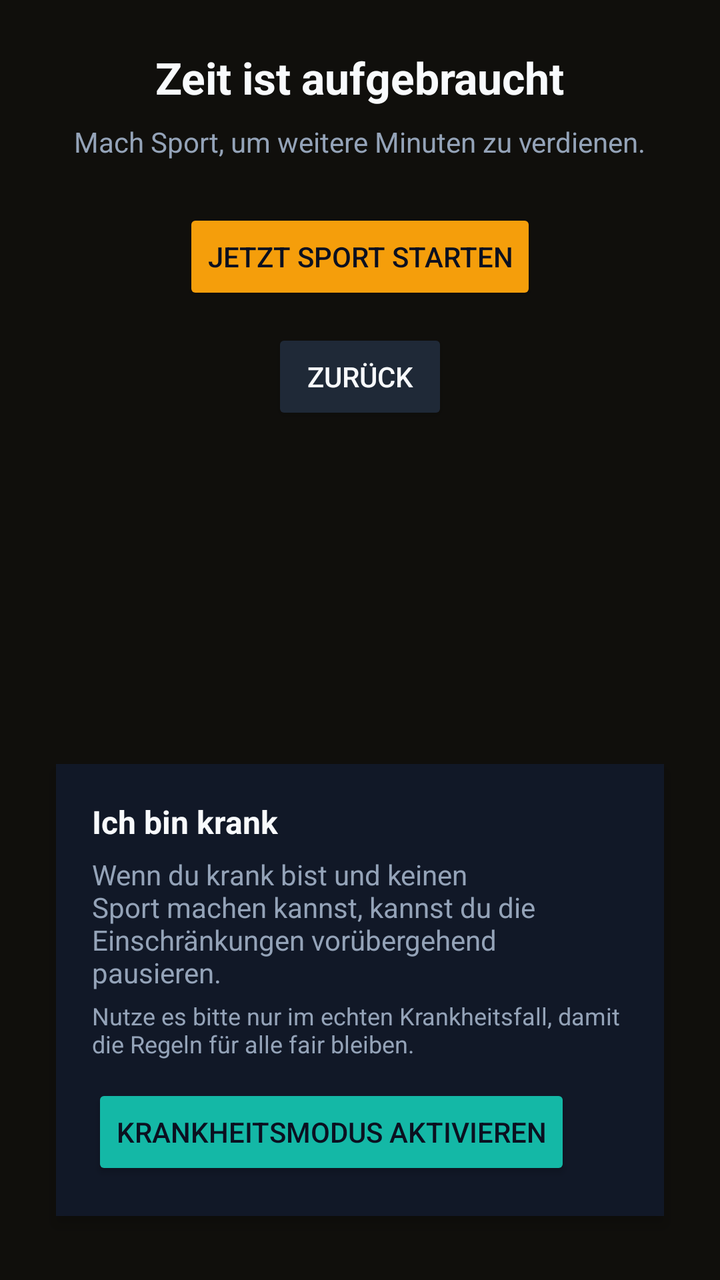
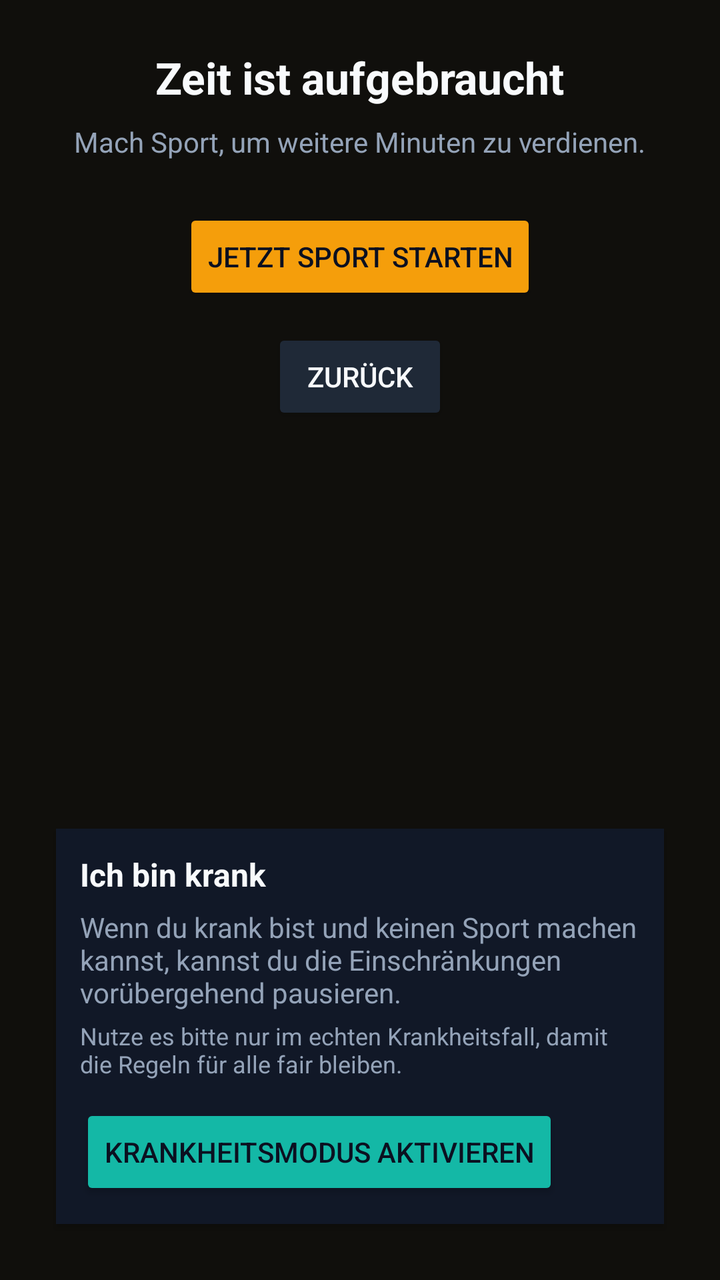

The first picture is an Android layout as it rendered before a commit; the second is the same layout after the commit. The layout source and the unified diff follow.
<!-- AndroidManifest.xml: activity theme Theme.App.Blocker -->
<!-- res/layout/activity_insta_blocker.xml -->
<?xml version="1.0" encoding="utf-8"?>
<LinearLayout xmlns:android="http://schemas.android.com/apk/res/android"
  android:layout_width="match_parent"
  android:layout_height="match_parent"
  android:background="#100f0c"
  android:gravity="center"
  android:orientation="vertical"
  android:padding="24dp">

  <TextView
    android:id="@+id/blocker_title"
    android:layout_width="wrap_content"
    android:layout_height="wrap_content"
    android:text="@string/blocker_title"
    android:textColor="#f8fafc"
    android:textSize="22sp"
    android:textStyle="bold" />

  <TextView
    android:id="@+id/blocker_subtitle"
    android:layout_width="wrap_content"
    android:layout_height="wrap_content"
    android:layout_marginTop="8dp"
    android:text="@string/blocker_subtitle"
    android:textColor="#94a3b8"
    android:textSize="14sp" />

  <Button
    android:id="@+id/blocker_open_app"
    android:layout_width="wrap_content"
    android:layout_height="wrap_content"
    android:layout_marginTop="24dp"
    android:text="@string/blocker_open_app"
    android:backgroundTint="#f59e0b"
    android:textColor="#0b1020" />

  <Button
    android:id="@+id/blocker_button"
    android:layout_width="wrap_content"
    android:layout_height="wrap_content"
    android:layout_marginTop="12dp"
    android:text="@string/blocker_back"
    android:backgroundTint="#1f2937"
    android:textColor="#f8fafc" />

  <View
    android:layout_width="match_parent"
    android:layout_height="0dp"
    android:layout_weight="1" />

  <LinearLayout
    android:id="@+id/blocker_credit_section"
    android:layout_width="match_parent"
    android:layout_height="wrap_content"
    android:layout_marginTop="16dp"
    android:layout_marginBottom="8dp"
    android:layout_marginHorizontal="4dp"
    android:gravity="center"
    android:orientation="vertical"
    android:visibility="gone"
    android:padding="18dp"
    android:background="#1e293b"
    android:elevation="4dp">

    <TextView
      android:layout_width="wrap_content"
      android:layout_height="wrap_content"
      android:text="@string/preface_credit_title"
      android:textColor="#f8fafc"
      android:textSize="16sp"
      android:textStyle="bold" />

    <TextView
      android:layout_width="wrap_content"
      android:layout_height="wrap_content"
      android:layout_marginTop="6dp"
      android:text="@string/preface_credit_label"
      android:textColor="#94a3b8"
      android:textSize="14sp" />

    <NumberPicker
      android:id="@+id/blocker_credit_picker"
      android:layout_width="wrap_content"
      android:layout_height="wrap_content"
      android:layout_marginTop="4dp" />

    <Button
      android:id="@+id/blocker_credit_button"
      android:layout_width="wrap_content"
      android:layout_height="wrap_content"
      android:layout_marginTop="12dp"
      android:text="@string/preface_credit_button"
      android:backgroundTint="#f59e0b"
      android:textColor="#0b1020" />

    <TextView
      android:id="@+id/blocker_credit_penalty"
      android:layout_width="wrap_content"
      android:layout_height="wrap_content"
      android:layout_marginTop="6dp"
      android:text="@string/preface_credit_penalty"
      android:textColor="#f8fafc"
      android:textSize="12sp" />

    <TextView
      android:id="@+id/blocker_credit_lock_notice"
      android:layout_width="wrap_content"
      android:layout_height="wrap_content"
    android:layout_marginTop="6dp"
    android:text="@string/preface_credit_locked"
    android:textColor="#94a3b8"
    android:textSize="12sp"
    android:visibility="gone" />
  </LinearLayout>

  <LinearLayout
    android:id="@+id/blocker_sick_section"
    android:layout_width="match_parent"
    android:layout_height="wrap_content"
    android:layout_marginTop="16dp"
    android:layout_marginBottom="8dp"
    android:layout_marginHorizontal="4dp"
    android:orientation="vertical"
    android:padding="18dp"
    android:background="#111827"
    android:elevation="4dp">

    <TextView
      android:layout_width="wrap_content"
      android:layout_height="wrap_content"
      android:text="@string/blocker_sick_title"
      android:textColor="#f8fafc"
      android:textSize="16sp"
      android:textStyle="bold" />

    <TextView
      android:layout_width="wrap_content"
      android:layout_height="wrap_content"
      android:layout_marginTop="6dp"
      android:text="@string/blocker_sick_label"
      android:textColor="#94a3b8"
      android:textSize="14sp" />

    <TextView
      android:id="@+id/blocker_sick_hint"
      android:layout_width="wrap_content"
      android:layout_height="wrap_content"
      android:layout_marginTop="4dp"
      android:text="@string/blocker_sick_hint"
      android:textColor="#94a3b8"
      android:textSize="12sp" />

    <Button
      android:id="@+id/blocker_sick_button"
      android:layout_width="wrap_content"
      android:layout_height="wrap_content"
      android:layout_marginTop="12dp"
      android:text="@string/blocker_sick_button"
      android:backgroundTint="#14b8a6"
      android:textColor="#0b1020" />

    <TextView
      android:id="@+id/blocker_sick_status"
      android:layout_width="wrap_content"
      android:layout_height="wrap_content"
      android:layout_marginTop="6dp"
      android:text="@string/blocker_sick_status"
      android:textColor="#34d399"
      android:textSize="12sp"
      android:visibility="gone" />
  </LinearLayout>
</LinearLayout>
<!-- resources referenced by this layout -->
<resources>
  <string name="blocker_back">Zur\u00fcck</string>
  <string name="blocker_open_app">Jetzt Sport starten</string>
  <string name="blocker_sick_button">Krankheitsmodus aktivieren</string>
  <string name="blocker_sick_hint">Nutze es bitte nur im echten Krankheitsfall, damit die Regeln für alle fair bleiben.</string>
  <string name="blocker_sick_label">Wenn du krank bist und keinen Sport machen kannst, kannst du die Einschränkungen vorübergehend pausieren.</string>
  <string name="blocker_sick_status">Krankheitsmodus aktiv bis %1$s</string>
  <string name="blocker_sick_title">Ich bin krank</string>
  <string name="blocker_subtitle">Mach Sport, um weitere Minuten zu verdienen.</string>
  <string name="blocker_title">Zeit ist aufgebraucht</string>
  <string name="preface_credit_button">Kredit nehmen</string>
  <string name="preface_credit_label">Leih dir 1-15 Minuten</string>
  <string name="preface_credit_locked">Kredit gesperrt bis %1$s</string>
  <string name="preface_credit_penalty">Userfaktoren sind um %1$d%% strenger</string>
  <string name="preface_credit_title">Kredit</string>
  <style name="Theme.App.Blocker" parent="Theme.AppCompat.Light.NoActionBar">
      <item name="android:windowBackground">#0f1114</item>
    </style>
</resources>

<!-- the commit's change to res/layout/activity_insta_blocker.xml (unified diff, before → after) -->
@@ -52,15 +52,14 @@
     android:id="@+id/blocker_credit_section"
     android:layout_width="match_parent"
     android:layout_height="wrap_content"
-    android:layout_marginTop="16dp"
-    android:layout_marginBottom="8dp"
+    android:layout_marginTop="10dp"
+    android:layout_marginBottom="4dp"
     android:layout_marginHorizontal="4dp"
-    android:gravity="center"
     android:orientation="vertical"
     android:visibility="gone"
-    android:padding="18dp"
+    android:padding="12dp"
     android:background="#1e293b"
-    android:elevation="4dp">
+    android:elevation="2dp">
 
     <TextView
       android:layout_width="wrap_content"
@@ -73,22 +72,16 @@
     <TextView
       android:layout_width="wrap_content"
       android:layout_height="wrap_content"
-      android:layout_marginTop="6dp"
+      android:layout_marginTop="4dp"
       android:text="@string/preface_credit_label"
       android:textColor="#94a3b8"
-      android:textSize="14sp" />
-
-    <NumberPicker
-      android:id="@+id/blocker_credit_picker"
-      android:layout_width="wrap_content"
-      android:layout_height="wrap_content"
-      android:layout_marginTop="4dp" />
+      android:textSize="12sp" />
 
     <Button
       android:id="@+id/blocker_credit_button"
-      android:layout_width="wrap_content"
+      android:layout_width="130dp"
       android:layout_height="wrap_content"
-      android:layout_marginTop="12dp"
+      android:layout_marginTop="8dp"
       android:text="@string/preface_credit_button"
       android:backgroundTint="#f59e0b"
       android:textColor="#0b1020" />
@@ -97,10 +90,10 @@
       android:id="@+id/blocker_credit_penalty"
       android:layout_width="wrap_content"
       android:layout_height="wrap_content"
-      android:layout_marginTop="6dp"
+      android:layout_marginTop="4dp"
       android:text="@string/preface_credit_penalty"
       android:textColor="#f8fafc"
-      android:textSize="12sp" />
+      android:textSize="11sp" />
 
     <TextView
       android:id="@+id/blocker_credit_lock_notice"
@@ -117,13 +110,13 @@
     android:id="@+id/blocker_sick_section"
     android:layout_width="match_parent"
     android:layout_height="wrap_content"
-    android:layout_marginTop="16dp"
-    android:layout_marginBottom="8dp"
+    android:layout_marginTop="8dp"
+    android:layout_marginBottom="4dp"
     android:layout_marginHorizontal="4dp"
     android:orientation="vertical"
-    android:padding="18dp"
+    android:padding="12dp"
     android:background="#111827"
-    android:elevation="4dp">
+    android:elevation="2dp">
 
     <TextView
       android:layout_width="wrap_content"
<!-- resource entries referenced after the edit -->
@@ -9,8 +9,8 @@
   <string name="blocker_sick_title">Ich bin krank</string>
   <string name="blocker_subtitle">Mach Sport, um weitere Minuten zu verdienen.</string>
   <string name="blocker_title">Zeit ist aufgebraucht</string>
-  <string name="preface_credit_button">Kredit nehmen</string>
-  <string name="preface_credit_label">Leih dir 1-15 Minuten</string>
+  <string name="preface_credit_button">10 Minuten Kredit</string>
+  <string name="preface_credit_label">Kredit für 10 Minuten</string>
   <string name="preface_credit_locked">Kredit gesperrt bis %1$s</string>
   <string name="preface_credit_penalty">Userfaktoren sind um %1$d%% strenger</string>
   <string name="preface_credit_title">Kredit</string>
